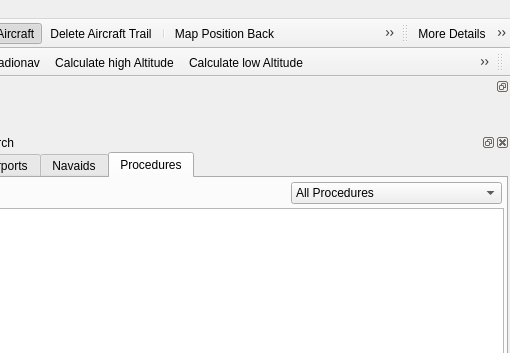
Before: the Qt Designer form src/gui/mainwindow.ui in albar965/littlenavmap, drawn with Qt 5; both pictures show x 770 to 1280 and y 0 to 353 of the 1280 by 903 pixel window.
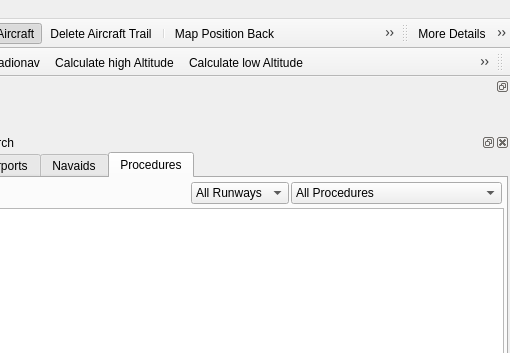
After: the same form once the commit is applied. The open tabs and pages were chosen to show the change. Icons and pictures are not drawn.

Commit message: Added filter by runway and procedure type to procedure search. Added reset menu items to procedure search. Added event filter to deselect entries in procedure search when clicking into empty space. #99

What changed in the file:
```diff
--- a/src/gui/mainwindow.ui
+++ b/src/gui/mainwindow.ui
@@ -2035,6 +2035,15 @@
              </property>
             </spacer>
            </item>
+           <item>
+            <widget class="QComboBox" name="comboBoxProcedureRunwayFilter">
+             <item>
+              <property name="text">
+               <string>All Runways</string>
+              </property>
+             </item>
+            </widget>
+           </item>
            <item>
             <widget class="QComboBox" name="comboBoxProcedureSearchFilter">
              <item>
```
Left out of the diff: 5 changed lines with no effect on the pictures. The commit also changes 11 other files.
